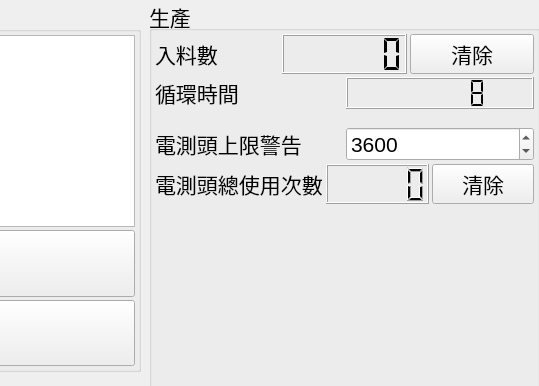
smandyscom/front-base-widget, file bank-view/frontcontrolpanel.ui: the form before one commit; both pictures show x 721 to 1260 and y 0 to 386 of the 1260 by 845 pixel window.
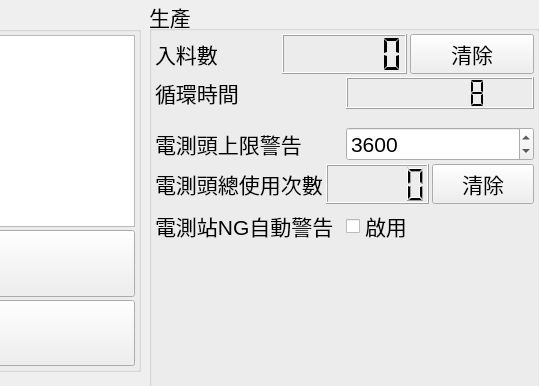
The form after the commit.

Diff of the .ui file:
```diff
--- a/bank-view/frontcontrolpanel.ui
+++ b/bank-view/frontcontrolpanel.ui
@@ -203,6 +203,24 @@
         </item>
        </layout>
       </item>
+      <item>
+       <layout class="QHBoxLayout" name="horizontalLayout_5">
+        <item>
+         <widget class="QLabel" name="label_3">
+          <property name="text">
+           <string>電測站NG自動警告</string>
+          </property>
+         </widget>
+        </item>
+        <item>
+         <widget class="QCheckBox" name="checkBoxETNgAlarm">
+          <property name="text">
+           <string>啟用</string>
+          </property>
+         </widget>
+        </item>
+       </layout>
+      </item>
       <item>
        <spacer name="verticalSpacer_2">
         <property name="orientation">
@@ -510,7 +528,7 @@
     </item>
    </layout>
   </widget>
-  <widget class="QWidget" name="">
+  <widget class="QWidget" name="layoutWidget">
    <property name="geometry">
     <rect>
      <x>0</x>
```
